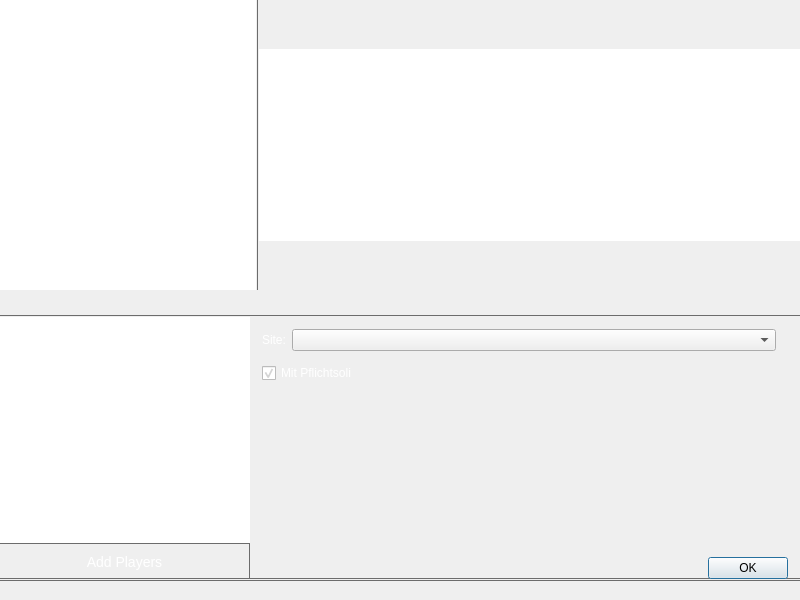
Qt form src/ui/game/gamewindow.ui (lbproductions/psnewmodel) before a commit.
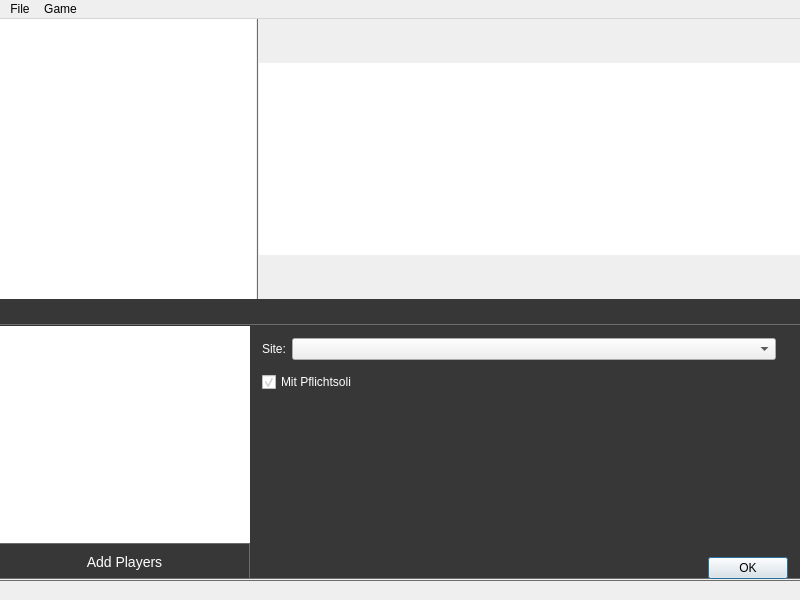
The same form after that commit. Icons and pictures are not drawn. Custom widgets are drawn as their Qt base class.

What changed in the file:
```diff
--- a/src/ui/game/gamewindow.ui
+++ b/src/ui/game/gamewindow.ui
@@ -18,26 +18,12 @@
 	color: rgb(108,108,108);
 	width: 1px;
 }
-QWidget#statusBar {
-background: url(:/statusbar/dark-background.png) repeat-x;
-}
 QTableCornerButton::section {
 border: none;
 background: rgb(55,55,55);
 }
-QLabel#labelLength {
-color:white;
-}
- QLabel#labelClock {
-color:white;
-font-size: 19px;
-}
-QToolButton#toolButtonState, QToolButton#toolButtonToggleSidebar,  QToolButton#toolButtonAddRound, QToolButton#toolButtonAddDrinks, QToolButton#toolButtonAddSchmeisserei, QToolButton#toolButtonSetComment, QToolButton#toolButtonStop, QToolButton#toolButtonSettings{
-border: none;
-background: none;
-}
-QSplitter:handle {
-background-color: rgb(108,108,108);
+QWidget#widgetCreateGame {
+background: rgb(55,55,55);
 }
 QToolButton#pushButtonAddPlayers {
 	color: white;
@@ -99,7 +85,7 @@
          <x>0</x>
          <y>0</y>
          <width>800</width>
-         <height>600</height>
+         <height>578</height>
         </rect>
        </property>
        <layout class="QVBoxLayout" name="verticalLayout">
@@ -405,6 +391,41 @@
     </item>
    </layout>
   </widget>
+  <widget class="QMenuBar" name="menuBar">
+   <property name="geometry">
+    <rect>
+     <x>0</x>
+     <y>0</y>
+     <width>800</width>
+     <height>22</height>
+    </rect>
+   </property>
+   <widget class="QMenu" name="menuGame">
+    <property name="title">
+     <string>Game</string>
+    </property>
+    <addaction name="actionPlayPause"/>
+    <addaction name="actionSet_comment"/>
+    <addaction name="actionStop_Game"/>
+    <addaction name="actionAdd_drinks"/>
+    <addaction name="separator"/>
+    <addaction name="actionAdd_round"/>
+    <addaction name="actionAdd_Hochzeit"/>
+    <addaction name="actionAdd_Solo"/>
+    <addaction name="actionAdd_Trumpfabgabe"/>
+    <addaction name="actionAdd_schmeisserei"/>
+   </widget>
+   <widget class="QMenu" name="menuView">
+    <property name="title">
+     <string>File</string>
+    </property>
+    <addaction name="actionStats"/>
+    <addaction name="actionSettings"/>
+    <addaction name="actionClose_window"/>
+   </widget>
+   <addaction name="menuView"/>
+   <addaction name="menuGame"/>
+  </widget>
   <action name="actionPlayPause">
    <property name="icon">
     <iconset resource="../../resource/statusbar/statusbar.qrc">
```
Left out of the diff: 24 changed lines with no effect on the pictures.
